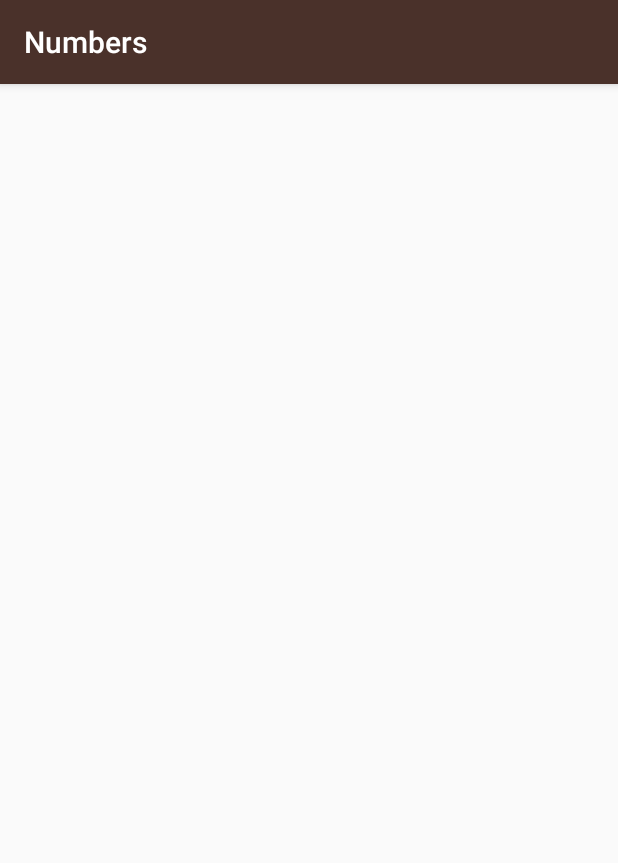
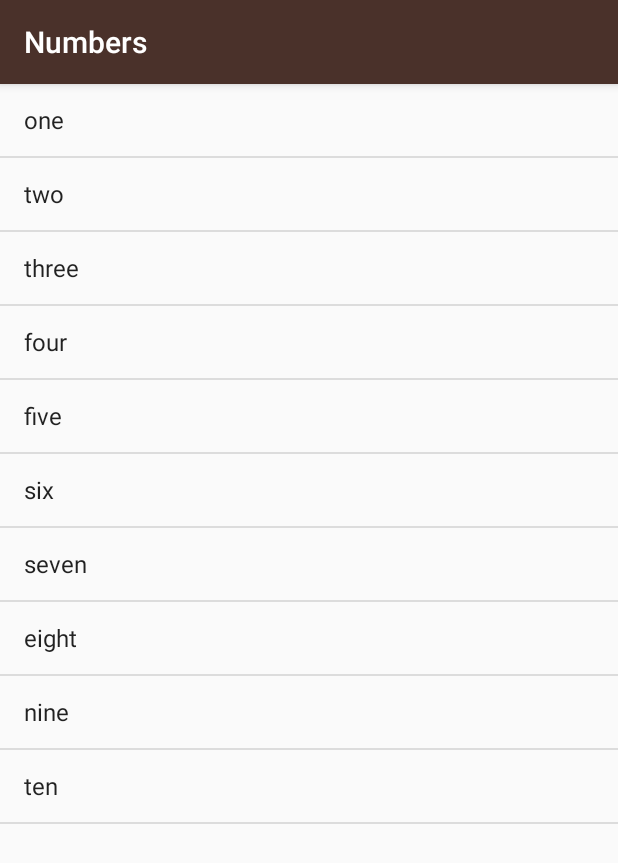
Before and after one commit to gustavoaz7/Android_Learning, an Android app: the NumbersActivity screen opened directly, with no data from a screen before it, on a phone screen of 412 x 824 dp. Shown: the top 863 px of the screen. Run offline under Robolectric (Android 15) with nearby library versions, the phone set to English and light mode, and no system bars.

Commit message:
Add numbers ListView

```diff
--- a/Miwok/app/src/main/java/com/example/android/miwok/NumbersActivity.java
+++ b/Miwok/app/src/main/java/com/example/android/miwok/NumbersActivity.java
@@ -2,8 +2,10 @@ package com.example.android.miwok;
 
 import android.support.v7.app.AppCompatActivity;
 import android.os.Bundle;
-import android.view.View;
-import android.widget.Toast;
+import android.widget.ArrayAdapter;
+import android.widget.ListView;
+
+import java.util.ArrayList;
 
 public class NumbersActivity extends AppCompatActivity {
 
@@ -11,6 +13,22 @@ public class NumbersActivity extends AppCompatActivity {
     protected void onCreate(Bundle savedInstanceState) {
         super.onCreate(savedInstanceState);
         setContentView(R.layout.activity_numbers);
+
+        ArrayList<String> words = new ArrayList<>();
+        words.add("one");
+        words.add("two");
+        words.add("three");
+        words.add("four");
+        words.add("five");
+        words.add("six");
+        words.add("seven");
+        words.add("eight");
+        words.add("nine");
+        words.add("ten");
+
+         ArrayAdapter<String> itemsAdapter = new ArrayAdapter<>(this, android.R.layout.simple_list_item_1, words);
+         ListView listView = (ListView) findViewById(R.id.numbers_view);
+         listView.setAdapter(itemsAdapter);
     }
 
 }
--- a/Miwok/app/src/main/res/layout/activity_numbers.xml
+++ b/Miwok/app/src/main/res/layout/activity_numbers.xml
@@ -1,9 +1,11 @@
 <?xml version="1.0" encoding="utf-8"?>
-<android.support.constraint.ConstraintLayout xmlns:android="http://schemas.android.com/apk/res/android"
+<ListView xmlns:android="http://schemas.android.com/apk/res/android"
     xmlns:app="http://schemas.android.com/apk/res-auto"
     xmlns:tools="http://schemas.android.com/tools"
+    android:id="@+id/numbers_view"
     android:layout_width="match_parent"
     android:layout_height="match_parent"
+    android:orientation="vertical"
     tools:context=".NumbersActivity">
 
-</android.support.constraint.ConstraintLayout>
+</ListView>
```
